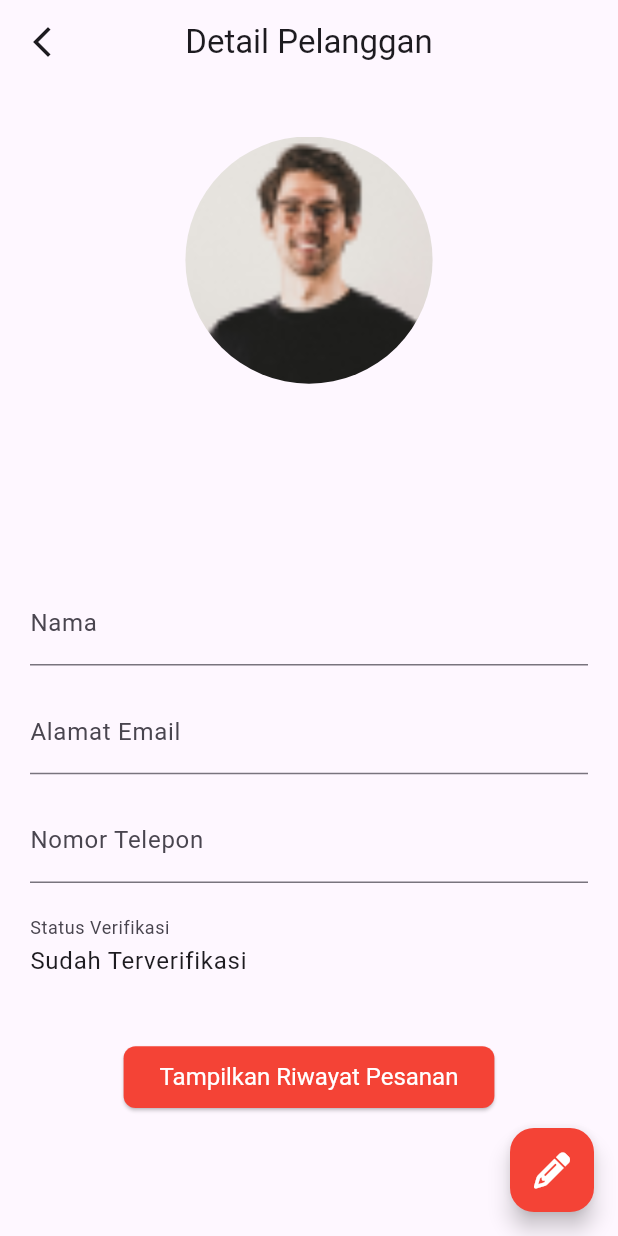
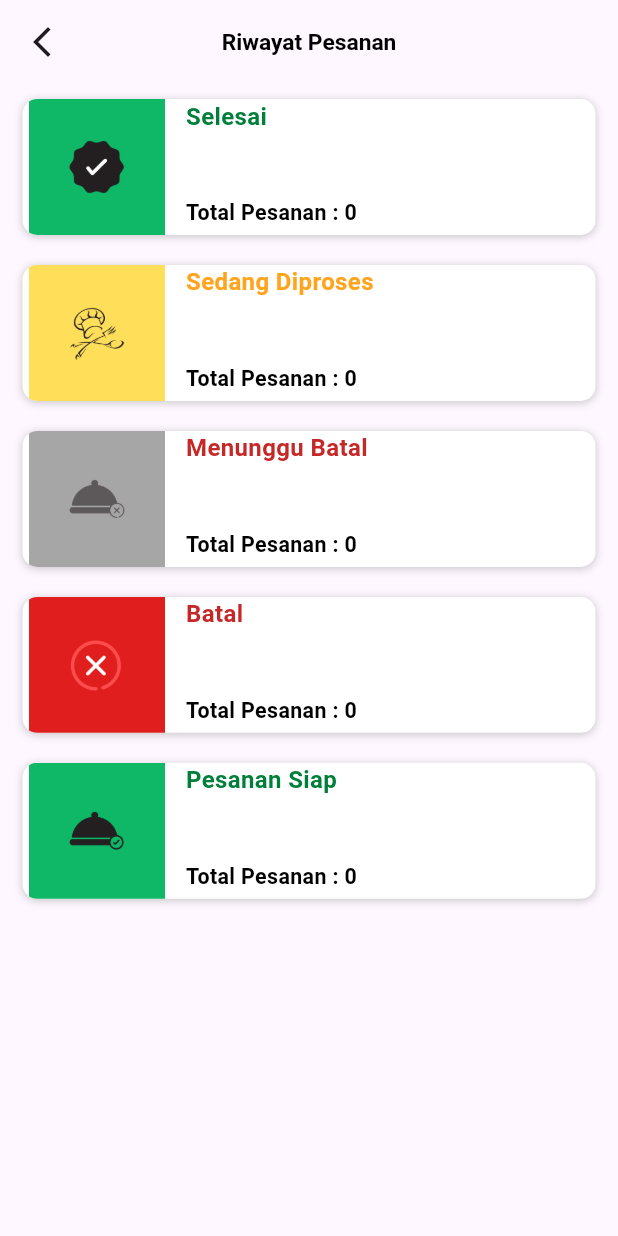
Before and after one commit to Shade2012/warmindo_admin_ui, a Flutter app: the DetailCustomersPage screen opened directly with empty values, after a tap on "Tampilkan Riwayat Pesanan", on a phone screen of 412 x 824 dp. Run offline on Flutter 3.47's test engine with Material 3 defaults, Android fonts, the phone set to English and light mode, and no system bars; our stand-ins replace animated_custom_dropdown, connectivity_plus, flutter_svg, font_awesome_flutter, get, google_fonts and 6 more; accounts and stored records are empty; Roboto replaces fonts that are missing (Oxygen).

Commit message:
style : [AF] history-order-page

```diff
--- a/lib/global/themes/image_themes.dart
+++ b/lib/global/themes/image_themes.dart
@@ -9,4 +9,9 @@ class Images {
   static const String userImage = 'assets/images/user.png';
   static const String defaultImage = 'assets/images/default_image.png';
   static const String datePicker = 'assets/images/date_picker.png';
+  static const String sedangDiproses = 'assets/images/sedang_diproses.png';
+  static const String menungguBatal = 'assets/images/menunggu_batal.png';
+  static const String batal = 'assets/images/batal_pesanan.png';
+  static const String pesananSiap = 'assets/images/pesanan_siap_diambil.png';
+  static const String pesanan_selesai = 'assets/images/selesai.png';
 }
--- a/lib/pages/detail_customers_page/view/detail_customers_page.dart
+++ b/lib/pages/detail_customers_page/view/detail_customers_page.dart
@@ -87,7 +87,7 @@ class DetailCustomersPage extends StatelessWidget {
                 SizedBox(height: screenHeight * 0.04),
                 ElevatedButton(
                   onPressed: () {
-                    // Get.toNamed(Routes.ORDER_HISTORY_PAGE, arguments: customerData);
+                    Get.toNamed(Routes.ORDER_HISTORY_PAGE, arguments: customerData.name);
                   },
                   style: ElevatedButton.styleFrom(
                     minimumSize: Size(screenWidth * 0.2, screenHeight * 0.05),
--- /dev/null
+++ b/lib/pages/history_order_page/binding/history_binding.dart
@@ -0,0 +1,9 @@
+import 'package:get/get.dart';
+import 'package:warmindo_admin_ui/pages/history_order_page/controller/history_controller.dart';
+
+class HistoryBinding extends Bindings {
+  @override
+  void dependencies() {
+    Get.lazyPut<HistoryController>(() => HistoryController());
+  }
+}
--- /dev/null
+++ b/lib/pages/history_order_page/controller/history_controller.dart
@@ -0,0 +1,51 @@
+import 'package:get/get.dart';
+import 'package:get/get_rx/get_rx.dart';
+import 'package:warmindo_admin_ui/global/themes/image_themes.dart';
+import 'package:warmindo_admin_ui/pages/history_order_page/model/history_order_model.dart';
+
+class HistoryController extends GetxController {
+  RxBool isConnection = false.obs;
+  RxBool isLoading = true.obs;
+  RxList<Order> orders = <Order>[].obs;
+  RxString status = ''.obs;
+  RxString selectedCategory = 'Semua'.obs;
+
+  @override
+  void onInit() {
+    // TODO: implement onInit
+    super.onInit();
+    initializeOrders();
+  }
+
+  void initializeOrders() {
+    orders.assignAll(orderList);
+  }
+
+  List<Order> getOrdersByStatus(String status) {
+    return orders.where((o) => o.status.toLowerCase() == status.toLowerCase()).toList();
+  }
+
+  List<Order> filteredHistory() {
+    if (selectedCategory.value == null || selectedCategory.value == 'Semua') {
+      return orders;
+    } else {
+      return orders
+          .where((order) => order.status == selectedCategory.value)
+          .toList();
+    }
+  }
+
+  String leadingImageChange(String status){
+    if (status == 'Selesai') {
+      return Images.pesanan_selesai;
+    } else if (status == 'Sedang Diproses') {
+      return Images.sedangDiproses;
+    } else if (status == 'Menunggu Batal') {
+      return Images.menungguBatal;
+    } else if (status == 'Batal') {
+      return Images.batal;
+    } else {
+      return Images.pesananSiap;
+    }
+  }
+}
--- /dev/null
+++ b/lib/pages/history_order_page/model/history_order_model.dart
@@ -0,0 +1,135 @@
+class Menu {
+  final String name;
+  final double price;
+  final String imagePath;
+
+  Menu({
+    required this.name,
+    required this.price,
+    required this.imagePath,
+  });
+}
+
+class Order {
+  final int id;
+  final bool paid;
+  String catatan;
+  String alasan_batal;
+  String status;
+  final String customerName;
+  final String? reason;
+  final String? paymentMethod;
+  final String? orderMethod;
+  final List<Menu> menus;
+
+  Order({
+    required this.id,
+    required this.status,
+    required this.orderMethod,
+    required this.paid,
+    required this.catatan,
+    required this.alasan_batal,
+    required this.menus,
+    required this.customerName,
+    this.reason,
+    this.paymentMethod,
+  });
+}
+
+List<Order> orderList = [
+  // Order(
+  //   id: 1,
+  //   status: "Batal",
+  //   orderMethod: "Takeaway",
+  //   paymentMethod: "OVO",
+  //   paid: true,
+  //   catatan: 'Serondengnya dikit aja',
+  //   alasan_batal: 'Sudah dibelikan makan oleh orang tua',
+  //   customerName: 'Damar Fikri Haikal',
+  //   menus: [
+  //     Menu(
+  //       name: "Mendoan",
+  //       price: 1000,
+  //       imagePath: 'https://warmindo.pradiptaahmad.tech/menu/1717137513.jpg',
+  //     ),
+  //     Menu(
+  //       name: "Es Teh",
+  //       price: 3000,
+  //       imagePath: 'https://warmindo.pradiptaahmad.tech/menu/1717146377.jpg',
+  //     ),
+  //     Menu(
+  //       name: "Ayam Serondeng",
+  //       price: 10000,
+  //       imagePath: 'https://warmindo.pradiptaahmad.tech/menu/1717146658.jpg',
+  //     ),
+  //   ],
+  // ),
+  // Order(
+  //   id: 2,
+  //   status: "Selesai",
+  //   orderMethod: "Takeaway",
+  //   paymentMethod: "DANA",
+  //   paid: true,
+  //   catatan: '-',
+  //   alasan_batal: '',
+  //   customerName: 'Damar Fikri Haikal',
+  //   menus: [
+  //     Menu(
+  //       name: "Ayam Serondeng",
+  //       price: 10000,
+  //       imagePath: 'https://warmindo.pradiptaahmad.tech/menu/1717146658.jpg',
+  //     ),
+  //   ],
+  // ),
+  // Order(
+  //   id: 3,
+  //   status: "Menunggu Batal",
+  //   orderMethod: "Takeaway",
+  //   paymentMethod: "DANA",
+  //   paid: true,
+  //   catatan: '-',
+  //   alasan_batal: 'Sudah dibelikan makan oleh orang tua',
+  //   customerName: 'Damar Fikri Haikal',
+  //   menus: [
+  //     Menu(
+  //       name: "Ayam Serondeng",
+  //       price: 10000,
+  //       imagePath: 'https://warmindo.pradiptaahmad.tech/menu/1717146658.jpg',
+  //     ),
+  //   ],
+  // ),
+  // Order(
+  //   id: 4,
+  //   status: "Sedang Diproses",
+  //   orderMethod: "Takeaway",
+  //   paymentMethod: "DANA",
+  //   paid: true,
+  //   catatan: 'Serondengnya banyakin',
+  //   alasan_batal: '',
+  //   customerName: 'Damar Fikri Haikal',
+  //   menus: [
+  //     Menu(
+  //       name: "Ayam Serondeng",
+  //       price: 10000,
+  //       imagePath: 'https://warmindo.pradiptaahmad.tech/menu/1717146658.jpg',
+  //     ),
+  //   ],
+  // ),
+  // Order(
+  //   id: 5,
+  //   status: "Pesanan Siap",
+  //   orderMethod: "Takeaway",
+  //   paymentMethod: "DANA",
+  //   paid: true,
+  //   catatan: '-',
+  //   alasan_batal: '',
+  //   customerName: 'Damar Fikri Haikal',
+  //   menus: [
+  //     Menu(
+  //       name: "Ayam Serondeng",
+  //       price: 10000,
+  //       imagePath: 'https://warmindo.pradiptaahmad.tech/menu/1717146658.jpg',
+  //     ),
+  //   ],
+  // ),
+];
--- /dev/null
+++ b/lib/pages/history_order_page/view/history_page.dart
@@ -0,0 +1,63 @@
+import 'package:flutter/material.dart';
+import 'package:get/get.dart';
+import 'package:warmindo_admin_ui/global/themes/textstyle_themes.dart';
+import 'package:warmindo_admin_ui/pages/history_order_page/controller/history_controller.dart';
+import 'package:warmindo_admin_ui/pages/history_order_page/widget/history_order_status.dart';
+
+class HistoryPage extends StatelessWidget {
+  final HistoryController controller = Get.put(HistoryController());
+
+  HistoryPage({super.key});
+
+  @override
+  Widget build(BuildContext context) {
+    return Scaffold(
+      appBar: AppBar(
+        leading: IconButton(
+          onPressed: () {
+            Get.back();
+          },
+          icon: Icon(Icons.arrow_back_ios_new),
+        ),
+        title: Text('Riwayat Pesanan', style: appBarTextStyle),
+        centerTitle: true,
+      ),
+      body: Center(
+        child: Column(
+          crossAxisAlignment: CrossAxisAlignment.start,
+          mainAxisAlignment: MainAxisAlignment.center,
+          children: [
+            Expanded(
+              child: Obx(
+                () => ListView(
+                  children: [
+                    OrderStatusWidget(
+                      status: 'Selesai',
+                      orders: controller.filteredHistory(),
+                    ),
+                    OrderStatusWidget(
+                      status: 'Sedang Diproses',
+                      orders: controller.filteredHistory(),
+                    ),
+                    OrderStatusWidget(
+                      status: 'Menunggu Batal',
+                      orders: controller.filteredHistory(),
+                    ),
+                    OrderStatusWidget(
+                      status: 'Batal',
+                      orders: controller.filteredHistory(),
+                    ),
+                    OrderStatusWidget(
+                      status: 'Pesanan Siap',
+                      orders: controller.filteredHistory(),
+                    ),
+                  ],
+                ),
+              ),
+            ),
+          ],
+        ),
+      ),
+    );
+  }
+}
--- /dev/null
+++ b/lib/pages/history_order_page/widget/history_order_status.dart
@@ -0,0 +1,86 @@
+import 'package:flutter/material.dart';
+import 'package:get/get.dart';
+import 'package:google_fonts/google_fonts.dart';
+import 'package:warmindo_admin_ui/global/themes/color_themes.dart';
+import 'package:warmindo_admin_ui/global/themes/textstyle_themes.dart';
+import 'package:warmindo_admin_ui/pages/history_order_page/controller/history_controller.dart';
+import 'package:warmindo_admin_ui/pages/history_order_page/model/history_order_model.dart';
+
+class OrderStatusWidget extends StatelessWidget {
+  final List<Order> orders;
+  OrderStatusWidget({
+    Key? key,
+    required this.status,
+    required this.orders,
+  }) : super(key: key);
+  final String status;
+  Color _getLabelColor(String status) {
+    switch (status.toLowerCase()) {
+      case 'selesai':
+        return ColorResources.labelcomplete;
+      case 'sedang diproses':
+        return ColorResources.labelinprogg;
+      case 'menunggu batal':
+      case 'batal':
+        return ColorResources.labelcancel;
+      case 'pesanan siap':
+        return ColorResources.labelcomplete;
+      default:
+        return Colors.black;
+    }
+  }
+  @override
+  Widget build(BuildContext context) {
+    double screenWidth = MediaQuery.of(context).size.width;
+    double screenHeight = MediaQuery.of(context).size.height;
+    final HistoryController controller = Get.find();
+    final labelColor = _getLabelColor(status);
+    int totalOrders = orders.where((o) => o.status.toLowerCase() == status.toLowerCase()).length;
+
+    return GestureDetector(
+      onTap: (){
+        // Get.to(() => HistoryDetailFilterPage(status: status, orders: controller.getOrdersByStatus(status)));
+      },
+      child: Container(
+        margin: const EdgeInsets.symmetric(vertical: 10, horizontal: 15),
+        width: double.infinity,
+        decoration: BoxDecoration(
+          boxShadow: [
+            BoxShadow(
+              color: Colors.black.withOpacity(0.2),
+              spreadRadius: 0,
+              blurRadius: 4,
+              offset: Offset(0, 1),
+            ),
+          ],
+          color: Colors.white,
+          borderRadius: BorderRadius.all(Radius.circular(10)),
+        ),
+        child: Row(
+          mainAxisAlignment: MainAxisAlignment.start,
+          crossAxisAlignment: CrossAxisAlignment.start,
+          children: [
+            Container(
+              width: screenWidth * 0.24,
+              height: screenHeight * 0.11,
+              child: ClipRRect(
+                borderRadius: BorderRadius.only(topLeft: Radius.circular(10),bottomLeft: Radius.circular(10)),
+                child: Image.asset(controller.leadingImageChange(status)),
+              ),
+            ),
+            SizedBox(width: 10,),
+            Column(
+              mainAxisAlignment: MainAxisAlignment.start,
+              crossAxisAlignment: CrossAxisAlignment.start,
+              children: [
+                Text(status, style: boldTextStyle.copyWith(color: labelColor, fontSize: 16)),
+                SizedBox(height: screenHeight * 0.052),
+                Text('Total Pesanan : $totalOrders', style: boldTextStyle),
+              ],
+            ),
+          ],
+        ),
+      ),
+    );
+  }
+}
--- a/lib/routes/AppPages.dart
+++ b/lib/routes/AppPages.dart
@@ -28,6 +28,8 @@ import 'package:warmindo_admin_ui/pages/edit_varian_page/binding/edit_varian_bin
 import 'package:warmindo_admin_ui/pages/edit_varian_page/view/edit_varian_page.dart';
 import 'package:warmindo_admin_ui/pages/general_information_page/binding/general_info_binding.dart';
 import 'package:warmindo_admin_ui/pages/general_information_page/view/general_info_page.dart';
+import 'package:warmindo_admin_ui/pages/history_order_page/binding/history_binding.dart';
+import 'package:warmindo_admin_ui/pages/history_order_page/view/history_page.dart';
 import 'package:warmindo_admin_ui/pages/home_page/binding/home_binding.dart';
 import 'package:warmindo_admin_ui/pages/home_page/view/home_page.dart';
 import 'package:warmindo_admin_ui/pages/login_page/binding/login_binding.dart';
@@ -209,5 +211,11 @@ class AppPages {
         binding: DetailCustomersBinding(),
         transition: Transition.fadeIn,
         transitionDuration: const Duration(milliseconds: 100)),
+    GetPage(
+        name: _Paths.ORDER_HISTORY_PAGE,
+        page: () => HistoryPage(),
+        binding: HistoryBinding(),
+        transition: Transition.fadeIn,
+        transitionDuration: const Duration(milliseconds: 100)),
   ];
 }
--- a/lib/routes/AppRoutes.dart
+++ b/lib/routes/AppRoutes.dart
@@ -29,6 +29,7 @@ abstract class Routes {
   static const DETAIL_CUSTOMERS_PAGE = _Paths.DETAIL_CUSTOMERS_PAGE;
   static const EDIT_VARIAN_PAGE = _Paths.EDIT_VARIAN_PAGE;
   static const EDIT_TOPPING_PAGE = _Paths.EDIT_TOPPING_PAGE;
+  static const ORDER_HISTORY_PAGE = _Paths.ORDER_HISTORY_PAGE;
 }
 
 abstract class _Paths {
@@ -59,5 +60,5 @@ abstract class _Paths {
   static const DETAIL_CUSTOMERS_PAGE = '/detail-customers-page';
   static const EDIT_VARIAN_PAGE = '/edit-varian-page';
   static const EDIT_TOPPING_PAGE = '/edit-topping-page';
-
+  static const ORDER_HISTORY_PAGE = '/order-history-page';
 }
```
Also changed, not shown: assets/images/batal_pesanan.png (added), assets/images/menunggu_batal.png (added), assets/images/pesanan_siap_diambil.png (added), assets/images/sedang_diproses.png (added), assets/images/selesai.png (added).
